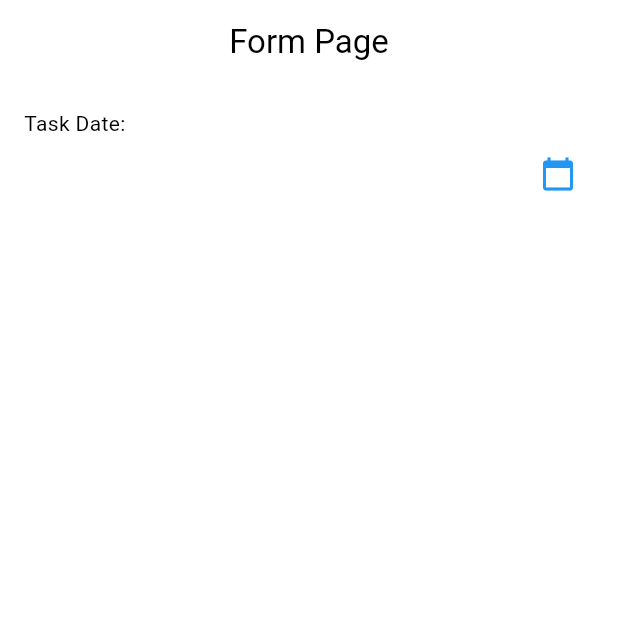
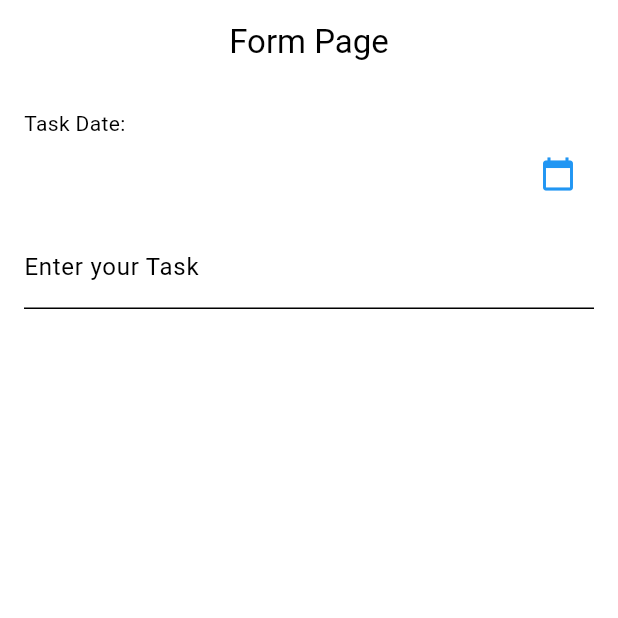
Before and after one commit to isro24/TodoApp_0047, a Flutter app: the screen it shows after launch, on a phone screen of 412 x 824 dp, the top half of it. Run offline on Flutter 3.47's test engine with Material 3 defaults, Android fonts, the phone set to English and light mode, and no system bars.

Commit message:
Menambah TextFormField

```diff
--- a/lib/form_page.dart
+++ b/lib/form_page.dart
@@ -38,6 +38,18 @@ class _FormPageState extends State<FormPage> {
                     ),
                   ],
                 ),
+                const SizedBox(height: 10,),
+                Row(
+                  children: [
+                    Expanded(
+                      child: TextFormField(
+                        decoration: InputDecoration(
+                          labelText: "Enter your Task"
+                        ),
+                      ),
+                    )
+                  ],
+                )
               ],
             ),
           ),
```
